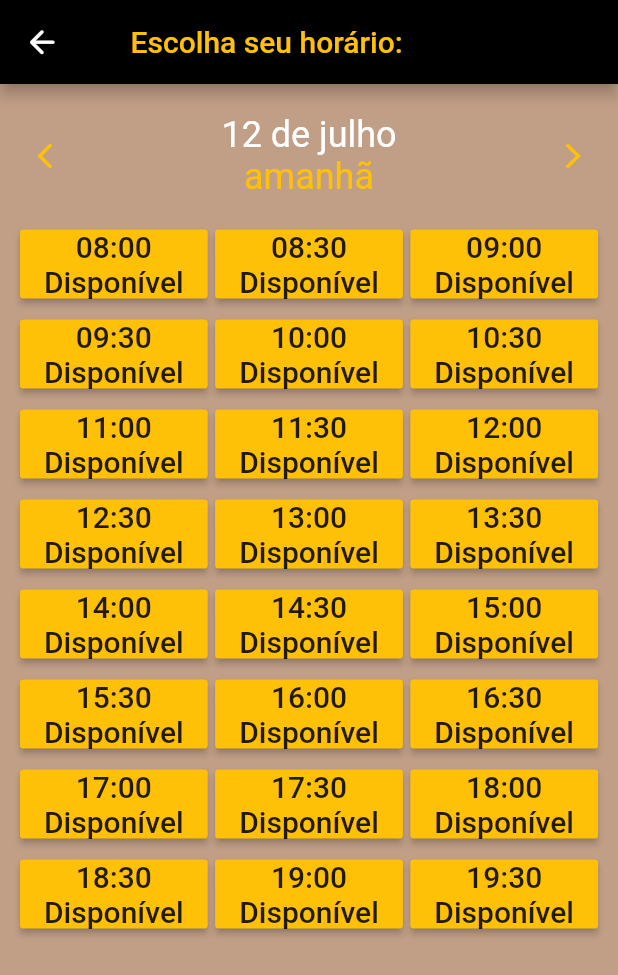
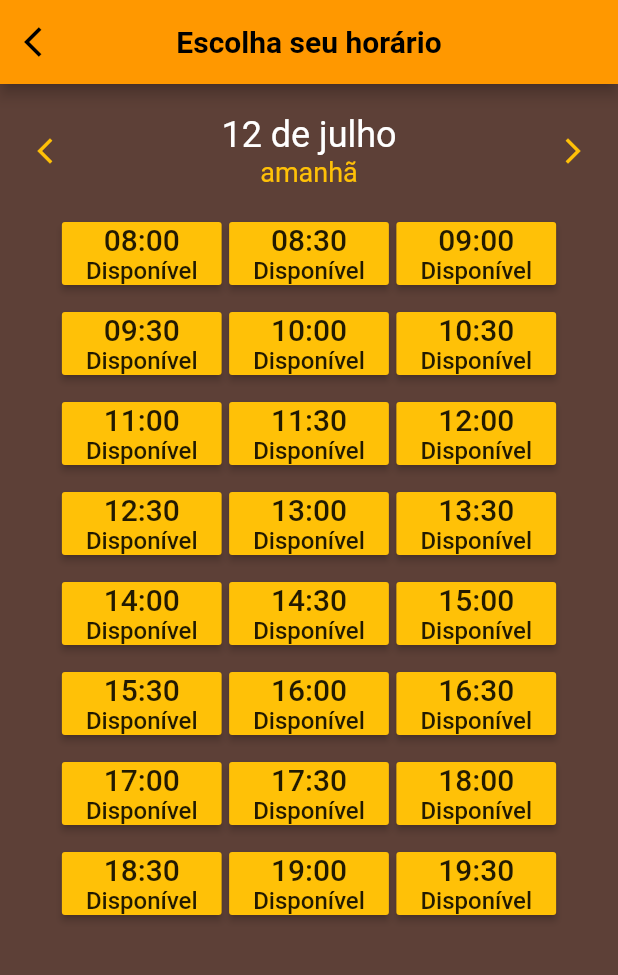
Before and after one commit to mendesviton/barber-proway, a Flutter app: the CalendarPage screen opened directly, on a phone screen of 412 x 824 dp. Shown: the top 975 px of the screen. Run offline on Flutter 3.47's test engine with Material 2 defaults, Android fonts, the phone set to English and light mode, and no system bars.

Commit message:
[change] pasta presenter e alterações calendar

```diff
--- a/lib/main.dart
+++ b/lib/main.dart
@@ -1,5 +1,6 @@
 import 'package:flutter/material.dart';
-import 'pages/splash/splash_screen.dart';
+
+import 'presenter/splash/splash_screen.dart';
 
 void main() {
   runApp(
--- a/lib/pages/calendar/calendar_page.dart
+++ b/lib/presenter/calendar/calendar_page.dart
@@ -13,28 +13,21 @@
   @override
   Widget build(BuildContext context) {
     return Scaffold(
-      backgroundColor: const Color.fromARGB(150, 150, 91, 51),
+      backgroundColor: Colors.brown.shade700,
       appBar: AppBar(
-        backgroundColor: Colors.black,
         leading: IconButton(
-          icon: const Icon(
-            Icons.arrow_back_rounded,
-            size: 25,
-          ),
+          icon: const Icon(Icons.arrow_back_ios),
+          color: Colors.black,
           onPressed: () {
             Navigator.pop(context);
           },
         ),
-        title: const Padding(
-          padding: EdgeInsets.all(15),
-          child: Text(
-            "Escolha seu horário: ",
-            style: TextStyle(
-              fontSize: 20,
-              color: Colors.amber,
-            ),
-          ),
+        backgroundColor: Colors.orange,
+        title: const Text(
+          'Escolha seu horário',
+          style: TextStyle(color: Colors.black, fontWeight: FontWeight.bold),
         ),
+        centerTitle: true,
       ),
       body: SingleChildScrollView(
         child: Column(
@@ -62,7 +55,7 @@
                       Text(
                         "amanhã",
                         style: TextStyle(
-                          fontSize: 24,
+                          fontSize: 18,
                           color: Colors.amber,
                         ),
                       ),
@@ -110,7 +103,7 @@
         },
         child: Column(children: [
           Text(horario[i].toString(), style: const TextStyle(fontSize: 20),),
-          Text(option, style: const TextStyle(fontSize: 20),),
+          Text(option, style: const TextStyle(fontSize: 16),),
         ]),
       );
       myButtons.add({
--- a/lib/pages/services/widgets/card_services.dart
+++ b/lib/presenter/services/widgets/card_services.dart
@@ -1,12 +1,13 @@
 import 'package:flutter/material.dart';
+
 import '../../professional/widgets/body_professional.dart';
 
-class CardService extends StatelessWidget {
+class CardServices extends StatelessWidget {
   final String type;
   final String time;
   final String value;
 
-  const CardService({
+  const CardServices({
     Key? key,
     required this.type,
     required this.time,
```
Also changed, not shown: lib/pages/services/services_page.dart (deleted, +0 -74 lines), lib/presenter/services/services_page.dart (added, +33 -0 lines), lib/presenter/services/widgets/body_services.dart (added, +52 -0 lines), lib/pages/services/widgets/body_services.dart (deleted), lib/presenter/adress/adress_page.dart (renamed from lib/pages/adress/adress_page.dart), lib/presenter/adress/widgets/body_adress.dart (added), lib/presenter/calendar/widgets/body_calendar.dart (added), lib/presenter/home/home_page.dart (renamed from lib/pages/home/home_page.dart), lib/presenter/home/widgets/body_home.dart (renamed from lib/pages/home/widgets/body_home.dart), lib/presenter/home/widgets/header_home.dart (renamed from lib/pages/home/widgets/header_home.dart), lib/presenter/home/widgets/option_home.dart (renamed from lib/pages/home/widgets/option_home.dart), lib/presenter/professional/professional_page.dart (added), lib/presenter/professional/widgets/body_professional.dart (renamed from lib/pages/professional/widgets/body_professional.dart), lib/presenter/splash/splash_screen.dart (renamed from lib/pages/splash/splash_screen.dart).
